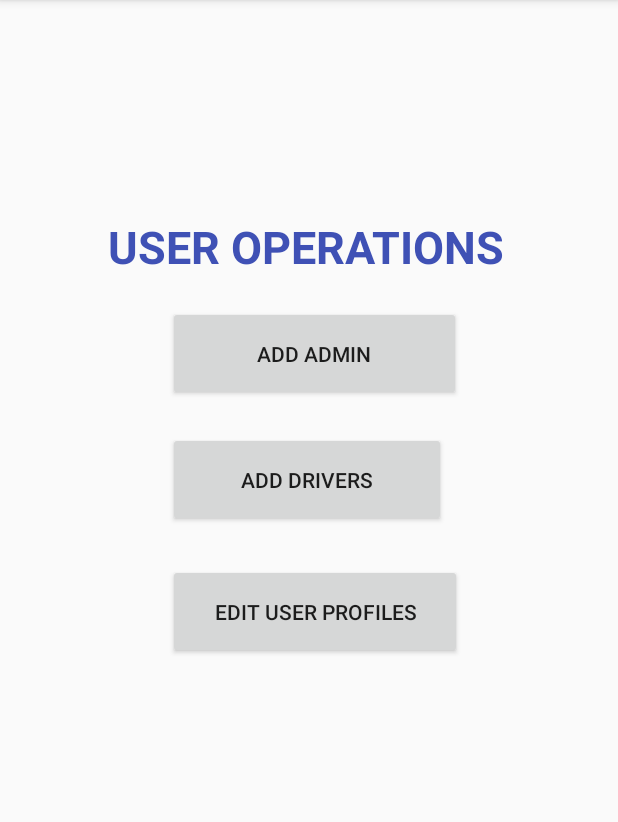
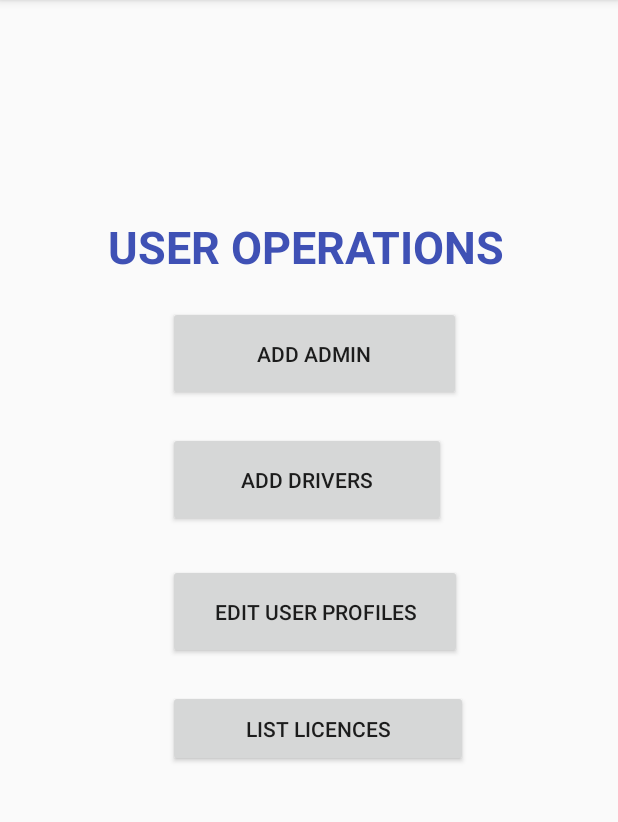
Before and after one commit to ersincebi/SOFT3102, an Android app: the Admin_UserOperations screen opened directly, with no data from a screen before it, on a phone screen of 412 x 824 dp, the part 84-906 px from its top. Run offline under Robolectric (Android 15) with nearby library versions, the phone set to English and light mode, and no system bars; libraries missing offline, so code that uses them is left out: com.parse.

Commit message:
List licences activity is aded again.

```diff
--- a/app/src/main/java/com/fmway/operations/admin/AdminActivity.java
+++ b/app/src/main/java/com/fmway/operations/admin/AdminActivity.java
@@ -155,10 +155,7 @@ import androidx.appcompat.app.AppCompatActivity;
      }
 
 
-     public void listLicenceActivity(View view){
-         Intent intent=new Intent(getApplicationContext(),ListLicencesActivity.class);
-         startActivity(intent);
-     }
+
 
 
 
--- a/app/src/main/java/com/fmway/operations/admin/Admin_UserOperations.java
+++ b/app/src/main/java/com/fmway/operations/admin/Admin_UserOperations.java
@@ -96,4 +96,9 @@ public class Admin_UserOperations extends AppCompatActivity {
         Intent intent = new Intent(getApplicationContext(), ListUserActivityAdmin.class);
         startActivity(intent);
     }
+
+    public void listLicenceActivity(View view){
+        Intent intent=new Intent(getApplicationContext(),ListLicencesActivity.class);
+        startActivity(intent);
+    }
 }
--- a/app/src/main/res/layout/activity_admin__user_operations.xml
+++ b/app/src/main/res/layout/activity_admin__user_operations.xml
@@ -63,4 +63,16 @@
         app:layout_constraintTop_toTopOf="parent"
         tools:ignore="MissingConstraints" />
 
+    <Button
+        android:id="@+id/listLicenceButton"
+        android:layout_width="200dp"
+        android:layout_height="51dp"
+        android:layout_marginStart="112dp"
+        android:layout_marginLeft="112dp"
+        android:layout_marginTop="460dp"
+        android:onClick="listLicenceActivity"
+        android:text="LIST LICENCES"
+        app:layout_constraintStart_toStartOf="parent"
+        app:layout_constraintTop_toTopOf="parent" />
+
 </androidx.constraintlayout.widget.ConstraintLayout>
```
